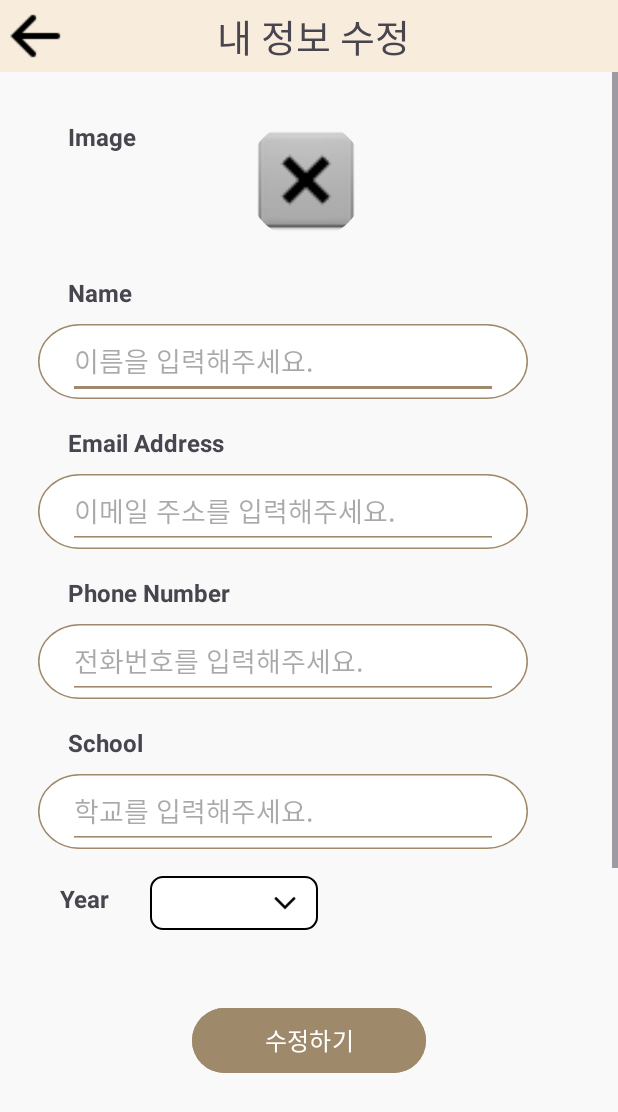
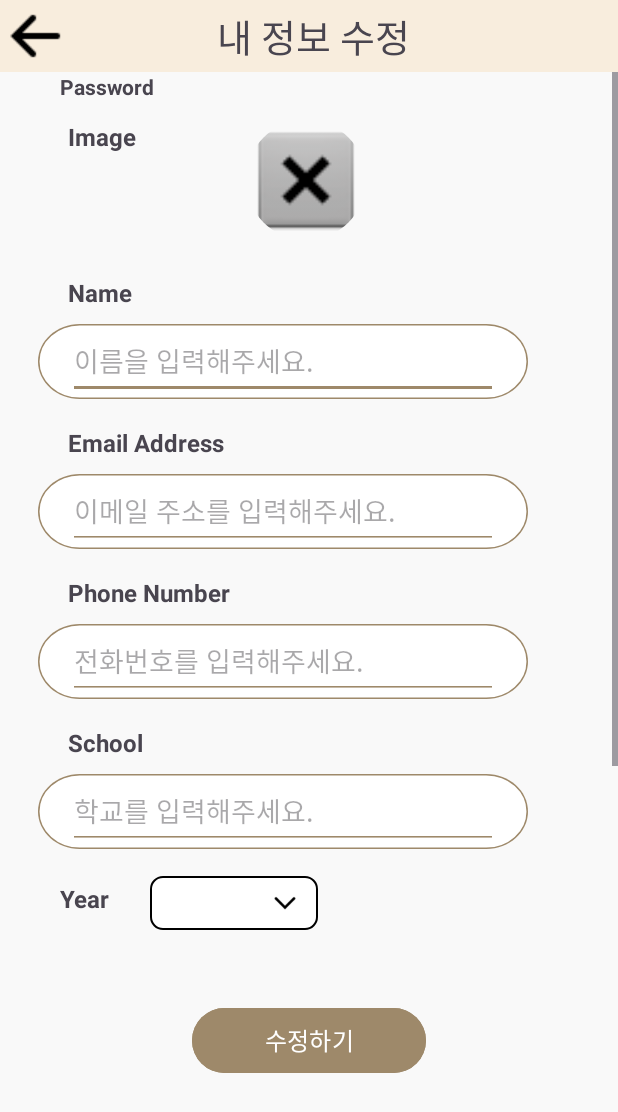
Before and after one commit to Junseo0324/SPA_Android, an Android app: the layout activity_infomation.xml on its own in the app's theme, with its tools: preview values and no code run, on a phone screen of 412 x 824 dp. Shown: the top 1112 px of the screen. Run offline under Robolectric (Android 15) with nearby library versions, the phone set to English and light mode, and no system bars.

Commit message:
Merge pull request #23 from Junseo0324/master
10/7 commit

```diff
--- a/app/src/main/java/com/example/spa_android/Adapter/MemberItemAdapter.kt
+++ b/app/src/main/java/com/example/spa_android/Adapter/MemberItemAdapter.kt
@@ -2,6 +2,7 @@ package com.example.spa_android.Adapter
 
 import android.view.LayoutInflater
 import android.view.ViewGroup
+import android.widget.TextView
 import androidx.recyclerview.widget.RecyclerView
 import com.example.spa_android.data.MemberItem
 import com.example.spa_android.databinding.MemberRecyclerBinding
@@ -12,7 +13,7 @@ RecyclerView.Adapter<MemberItemAdapter.MemberItemViewHolder>(){
         val binding = MemberRecyclerBinding.inflate(LayoutInflater.from(parent.context),parent,false)
         return MemberItemViewHolder(binding)
     }
-
+        //val memberName = findViewById<TextView>(R.id.memberName)
     override fun onBindViewHolder(holder: MemberItemAdapter.MemberItemViewHolder, position: Int) {
         holder.name.text = itemList[position].name
         holder.role.text = itemList[position].role
--- a/app/src/main/java/com/example/spa_android/WriteBoradActivity.kt
+++ b/app/src/main/java/com/example/spa_android/WriteBoradActivity.kt
@@ -31,6 +31,9 @@ class WriteBoradActivity : AppCompatActivity() {
             DialogUtils.showApplyDialog(this,"신청","신청되었습니다."){
                 finish()
             }
+        }
+        binding.deletefileBtn.setOnClickListener {
+
         }
         fileupBtn = findViewById(R.id.fileupBtn)
         fileupBtn.setOnClickListener{
--- a/app/src/main/res/layout/activity_infomation.xml
+++ b/app/src/main/res/layout/activity_infomation.xml
@@ -66,11 +66,24 @@
                 app:layout_constraintTop_toTopOf="parent" />
 
             <View
-                android:id="@+id/rectangle_school"
+                android:id="@+id/rectangle_pwd"
                 android:layout_width="match_parent"
                 android:layout_height="50dp"
                 android:layout_marginStart="25dp"
                 android:layout_marginTop="468dp"
+                android:layout_marginEnd="60dp"
+                android:foreground="@drawable/rectangle_input"
+                app:layout_constraintEnd_toEndOf="parent"
+                app:layout_constraintHorizontal_bias="0.0"
+                app:layout_constraintStart_toStartOf="parent"
+                app:layout_constraintTop_toTopOf="parent" />
+
+            <View
+                android:id="@+id/rectangle_pwd"
+                android:layout_width="match_parent"
+                android:layout_height="50dp"
+                android:layout_marginStart="25dp"
+                android:layout_marginTop="728dp"
                 android:layout_marginEnd="60dp"
                 android:foreground="@drawable/rectangle_input"
                 app:layout_constraintEnd_toEndOf="parent"
@@ -308,6 +321,31 @@
                 app:layout_constraintStart_toStartOf="parent"
                 app:layout_constraintTop_toTopOf="parent" />
 
+            <EditText
+                android:id="@+id/edit_school"
+                android:layout_width="306dp"
+                android:layout_height="40dp"
+                android:layout_marginStart="45dp"
+                android:layout_marginTop="50dp"
+                android:layout_marginEnd="80dp"
+                android:ems="10"
+                android:hint="비밀번호를 입력해주세요."
+                android:inputType="textPassword"
+                app:layout_constraintEnd_toEndOf="parent"
+                app:layout_constraintStart_toStartOf="parent"
+                app:layout_constraintTop_toBottomOf="@+id/rectangle_major" />
+
+            <TextView
+                android:id="@+id/tv_pwd"
+                android:layout_width="wrap_content"
+                android:layout_height="wrap_content"
+                android:layout_marginEnd="270dp"
+                android:text="Password"
+                android:textStyle="bold"
+                app:layout_constraintEnd_toEndOf="parent"
+                app:layout_constraintStart_toStartOf="parent"
+                tools:layout_editor_absoluteY="694dp" />
+
         </androidx.constraintlayout.widget.ConstraintLayout>
     </ScrollView>
 
--- a/app/src/main/res/layout/member_recycler.xml
+++ b/app/src/main/res/layout/member_recycler.xml
@@ -40,7 +40,7 @@
         android:layout_width="133dp"
         android:layout_height="30dp"
         android:layout_marginTop="10dp"
-        android:text="&quot;작업 진행 중&quot;"
+        android:text="작업 진행 중"
         android:textColor="#000000"
         android:textSize="20sp"
         app:layout_constraintEnd_toEndOf="parent"
```
Also changed, not shown: app/src/main/java/com/example/spa_android/Adapter/BoardItemAdapter.kt (+7 -0 lines), app/src/main/java/com/example/spa_android/BoardActivity.kt (added, +44 -0 lines), app/src/main/java/com/example/spa_android/InsertInfoActivity.kt (+10 -2 lines), app/src/main/java/com/example/spa_android/ProjectActivity.kt (+14 -1 lines), app/src/main/java/com/example/spa_android/ProjectFileActivity.kt (+8 -1 lines), app/src/main/java/com/example/spa_android/fragment/OtherFragment.kt (+0 -14 lines), app/src/main/res/layout/activity_board.xml (added, +61 -0 lines), app/src/main/res/layout/activity_write_borad.xml (+20 -7 lines), app/src/main/res/layout/board_recycler.xml (+4 -3 lines).
